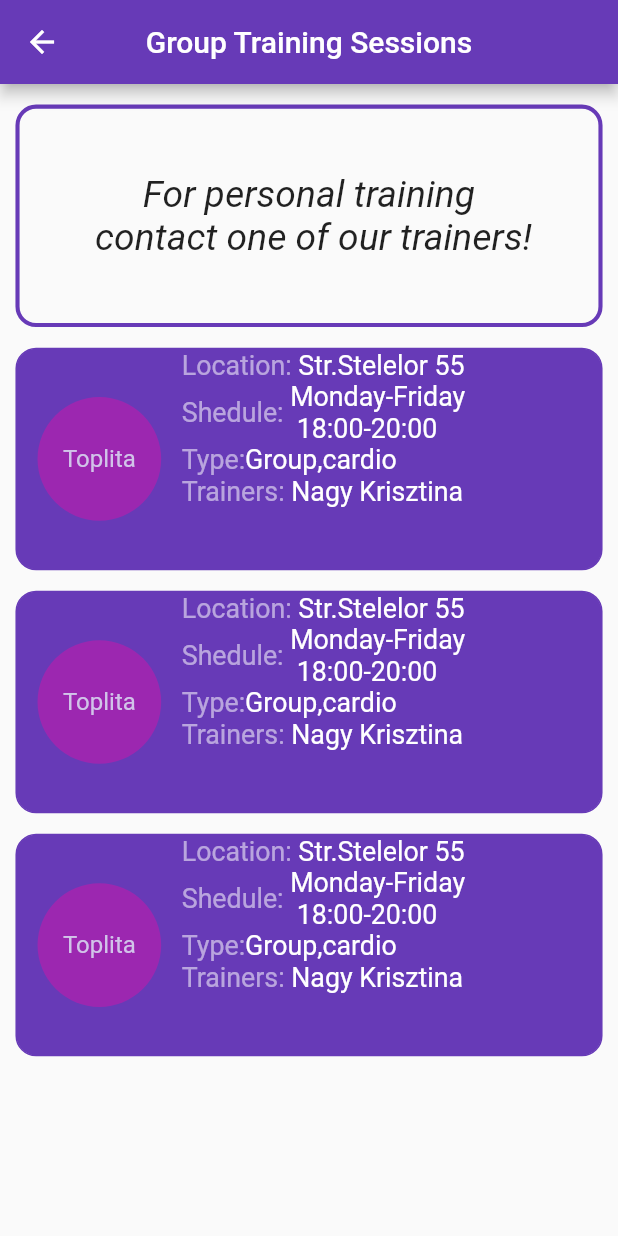
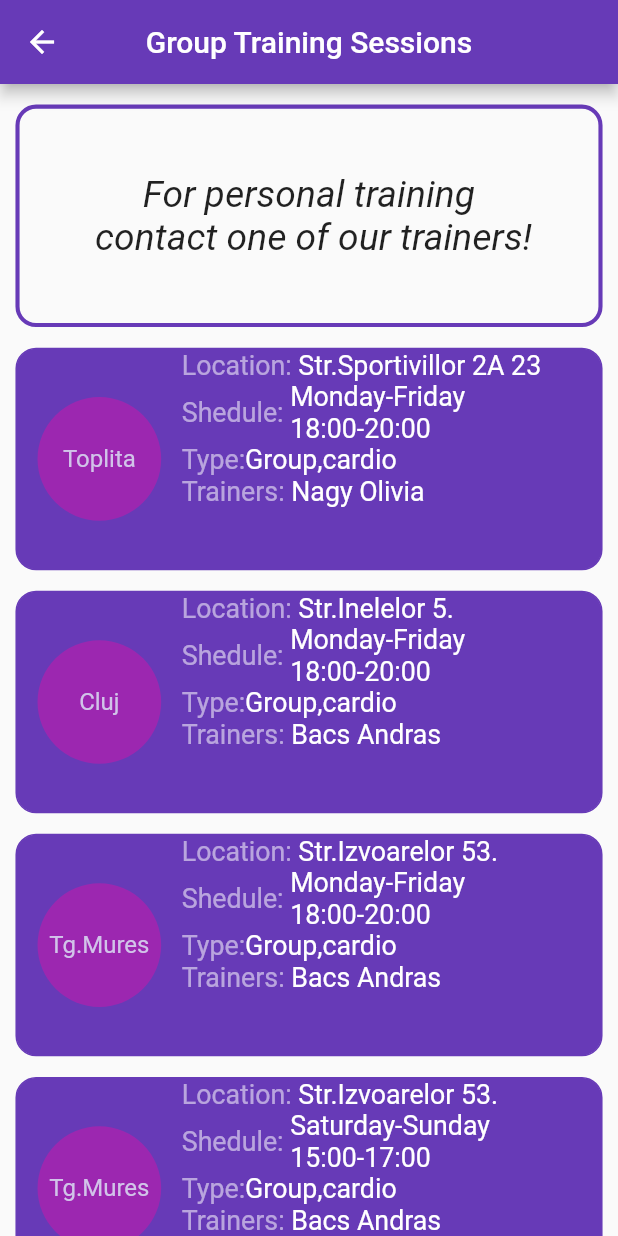
Before and after one commit to BTihamer/MobileApp_project, a Flutter app: the PTSessionsScreen screen opened directly, on a phone screen of 412 x 824 dp. Run offline on Flutter 3.47's test engine with Material 2 defaults, Android fonts, the phone set to English and light mode, and no system bars; our stand-ins replace firebase_auth, firebase_core, qr_flutter, sizer; accounts and stored records are empty; network calls fail.

Commit message:
added session class and provider

```diff
--- /dev/null
+++ b/lib/Models/sessions_class.dart
@@ -0,0 +1,9 @@
+class Session{
+  final String city;
+  final String location;
+  final String shedule;
+  final String type;
+  final String trainer;
+
+  Session({required  this.trainer,required  this.location,required  this.city,required  this.shedule,required  this.type});
+}
--- a/lib/UI/Screens/pt_sessions_screen.dart
+++ b/lib/UI/Screens/pt_sessions_screen.dart
@@ -1,3 +1,5 @@
+import 'package:edzoteremappv2/Models/sessions_class.dart';
+import 'package:edzoteremappv2/UI/Services/session_provider.dart';
 import 'package:flutter/material.dart';
 import 'package:sizer/sizer.dart';
 
@@ -9,6 +11,7 @@ class PTSessionsScreen extends StatefulWidget {
 }
 class _PTSessionsScreenState extends State<PTSessionsScreen> {
 
+  SessionsProvider sessionsProv=SessionsProvider();
   @override
   Widget build(BuildContext context) {
     return Scaffold(
@@ -42,7 +45,7 @@ class _PTSessionsScreenState extends State<PTSessionsScreen> {
                           alignment: Alignment.center,
                             child: Text("For personal training\n contact one of our trainers!",textAlign:TextAlign.center,style: TextStyle(fontSize: 18.sp,fontStyle: FontStyle.italic),))),
                   ),
-                  for(int i=0;i<3;++i) addSession()
+                  for(int i=0;i<sessionsProv.getSessionsnumber();++i) addSession(i)
                 ],
               ),
             ),
@@ -51,7 +54,8 @@ class _PTSessionsScreenState extends State<PTSessionsScreen> {
       ),
     );
   }
-  Padding addSession(){
+  Padding addSession(int index){
+    Session session=sessionsProv.getSessionbyindex(index);
     return Padding(
       padding: EdgeInsets.only(bottom: 10.sp),
       child: Container(
@@ -69,7 +73,7 @@ class _PTSessionsScreenState extends State<PTSessionsScreen> {
                 child: CircleAvatar(
                   backgroundColor: Colors.purple,
                   radius: 30.sp,
-                  child: Text("Toplita"),
+                  child: Text(session.city),
                 ),
               ),
               Column(
@@ -78,25 +82,25 @@ class _PTSessionsScreenState extends State<PTSessionsScreen> {
                   Row(
                     children: [
                       Text("Location: ",style:TextStyle(fontSize: 13.sp,color: Colors.white54),),
-                      Text("Str.Stelelor 55",style:TextStyle(fontSize: 13.sp,color: Colors.white),)
+                      Text(session.location,style:TextStyle(fontSize: 13.sp,color: Colors.white),)
                     ],
                   ),
                   Row(
                     children: [
                       Text("Shedule: ",style:TextStyle(fontSize: 13.sp,color: Colors.white54),),
-                      Text("Monday-Friday\n 18:00-20:00",style:TextStyle(fontSize: 13.sp,color: Colors.white),)
+                      Text(session.shedule,style:TextStyle(fontSize: 13.sp,color: Colors.white),)
                     ],
                   ),
                   Row(
                     children: [
                       Text("Type:",style:TextStyle(fontSize: 13.sp,color: Colors.white54),),
-                      Text("Group,cardio",style:TextStyle(fontSize: 13.sp,color: Colors.white),)
+                      Text(session.type,style:TextStyle(fontSize: 13.sp,color: Colors.white),)
                     ],
                   ),
                   Row(
                     children: [
                       Text("Trainers: ",style:TextStyle(fontSize: 13.sp,color: Colors.white54),),
-                      Text("Nagy Krisztina",style:TextStyle(fontSize: 13.sp,color: Colors.white),)
+                      Text(session.trainer,style:TextStyle(fontSize: 13.sp,color: Colors.white),)
                     ],
                   ),
                 ],
--- a/lib/UI/Services/gym_provider.dart
+++ b/lib/UI/Services/gym_provider.dart
@@ -16,7 +16,7 @@ class GymProvider{
       ),
       Gym(
         gymName: "5YM - Cluj",
-        location: "Str.Inelerol 5.",
+        location: "Str.Inelelor 5.",
         openBeetwin: "Open beetween 07:00-23:00",
         realtimeUsers: 46,
       ),
--- /dev/null
+++ b/lib/UI/Services/session_provider.dart
@@ -0,0 +1,43 @@
+
+
+import 'package:edzoteremappv2/Models/sessions_class.dart';
+
+class SessionsProvider{
+  List<Session> sessions=[
+    Session(
+        trainer: "Nagy Olivia",
+        location: "Str.Sportivillor 2A 23",
+        city: "Toplita",
+        shedule: "Monday-Friday\n18:00-20:00",
+        type: "Group,cardio"
+    ),
+    Session(
+        trainer: "Bacs Andras",
+        location: "Str.Inelelor 5.",
+        city: "Cluj",
+        shedule: "Monday-Friday\n18:00-20:00",
+        type: "Group,cardio"
+    ),
+    Session(
+        trainer: "Bacs Andras",
+        location: "Str.Izvoarelor 53.",
+        city: "Tg.Mures",
+        shedule: "Monday-Friday\n18:00-20:00",
+        type: "Group,cardio"
+    ),
+    Session(
+        trainer: "Bacs Andras",
+        location: "Str.Izvoarelor 53.",
+        city: "Tg.Mures",
+        shedule: "Saturday-Sunday\n15:00-17:00",
+        type: "Group,cardio"
+    ),
+  ];
+
+  Session getSessionbyindex(int index){
+    return sessions[index];
+  }
+  int getSessionsnumber(){
+    return sessions.length;
+  }
+}
```
